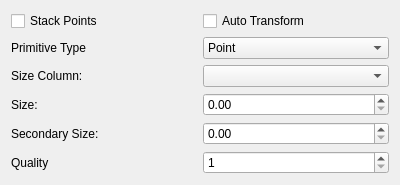
The window that Minerva/Plugins/PostGISLayerQt/PointWidget.ui (perryiv/cadkit) describes before a commit, drawn with Qt 5.
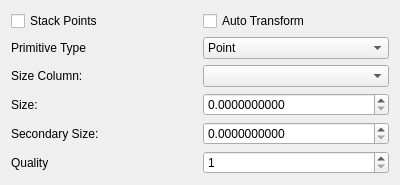
The same window after the commit.

```diff
--- a/Minerva/Plugins/PostGISLayerQt/PointWidget.ui
+++ b/Minerva/Plugins/PostGISLayerQt/PointWidget.ui
@@ -105,7 +105,14 @@
       </widget>
      </item>
      <item>
-      <widget class="QDoubleSpinBox" name="_size" />
+      <widget class="QDoubleSpinBox" name="_size" >
+       <property name="decimals" >
+        <number>10</number>
+       </property>
+       <property name="maximum" >
+        <double>1000000000000000.000000000000000</double>
+       </property>
+      </widget>
      </item>
     </layout>
    </item>
@@ -119,7 +126,14 @@
       </widget>
      </item>
      <item>
-      <widget class="QDoubleSpinBox" name="_secondarySize" />
+      <widget class="QDoubleSpinBox" name="_secondarySize" >
+       <property name="decimals" >
+        <number>10</number>
+       </property>
+       <property name="maximum" >
+        <double>1000000000000000.000000000000000</double>
+       </property>
+      </widget>
      </item>
     </layout>
    </item>
```
